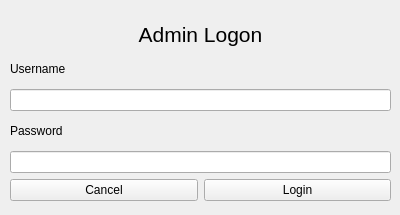
Above: loginwindow.ui from max9001/Bulk-Club-Project before the change. Below: the same form after it.
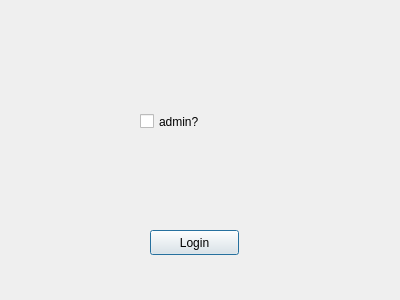
That is the form after the change.

Patch:
```diff
--- a/loginwindow.ui
+++ b/loginwindow.ui
@@ -1,82 +1,43 @@
 <?xml version="1.0" encoding="UTF-8"?>
 <ui version="4.0">
- <class>Form</class>
- <widget class="QWidget" name="Form">
+ <class>LoginWindow</class>
+ <widget class="QDialog" name="LoginWindow">
   <property name="geometry">
    <rect>
     <x>0</x>
     <y>0</y>
     <width>400</width>
-    <height>215</height>
+    <height>300</height>
    </rect>
   </property>
   <property name="windowTitle">
    <string>Form</string>
   </property>
-  <widget class="QWidget" name="verticalLayoutWidget">
+  <widget class="QPushButton" name="loginPushButton">
    <property name="geometry">
     <rect>
-     <x>10</x>
-     <y>20</y>
-     <width>381</width>
-     <height>181</height>
+     <x>150</x>
+     <y>230</y>
+     <width>89</width>
+     <height>25</height>
     </rect>
    </property>
-   <layout class="QVBoxLayout" name="verticalLayout">
-    <item>
-     <widget class="QLabel" name="label">
-      <property name="font">
-       <font>
-        <pointsize>16</pointsize>
-       </font>
-      </property>
-      <property name="text">
-       <string>Admin Logon</string>
-      </property>
-      <property name="alignment">
-       <set>Qt::AlignCenter</set>
-      </property>
-     </widget>
-    </item>
-    <item>
-     <widget class="QLabel" name="usernameLabel">
-      <property name="text">
-       <string>Username</string>
-      </property>
-     </widget>
-    </item>
-    <item>
-     <widget class="QLineEdit" name="usernameInput"/>
-    </item>
-    <item>
-     <widget class="QLabel" name="passwordLabel">
-      <property name="text">
-       <string>Password</string>
-      </property>
-     </widget>
-    </item>
-    <item>
-     <widget class="QLineEdit" name="passwordInput"/>
-    </item>
-    <item>
-     <layout class="QHBoxLayout" name="horizontalLayout">
-      <item>
-       <widget class="QPushButton" name="cancelButton">
-        <property name="text">
-         <string>Cancel</string>
-        </property>
-       </widget>
-      </item>
-      <item>
-       <widget class="QPushButton" name="loginButton">
-        <property name="text">
-         <string>Login</string>
-        </property>
-       </widget>
-      </item>
-     </layout>
-    </item>
-   </layout>
+   <property name="text">
+    <string>Login</string>
+   </property>
+  </widget>
+  <widget class="QCheckBox" name="adminCheckBox">
+   <property name="geometry">
+    <rect>
+     <x>140</x>
+     <y>110</y>
+     <width>92</width>
+     <height>23</height>
+    </rect>
+   </property>
+   <property name="text">
+    <string>admin?</string>
+   </property>
   </widget>
  </widget>
  <resources/>
```
Left out of the diff: 21 changed lines with no effect on the pictures.
